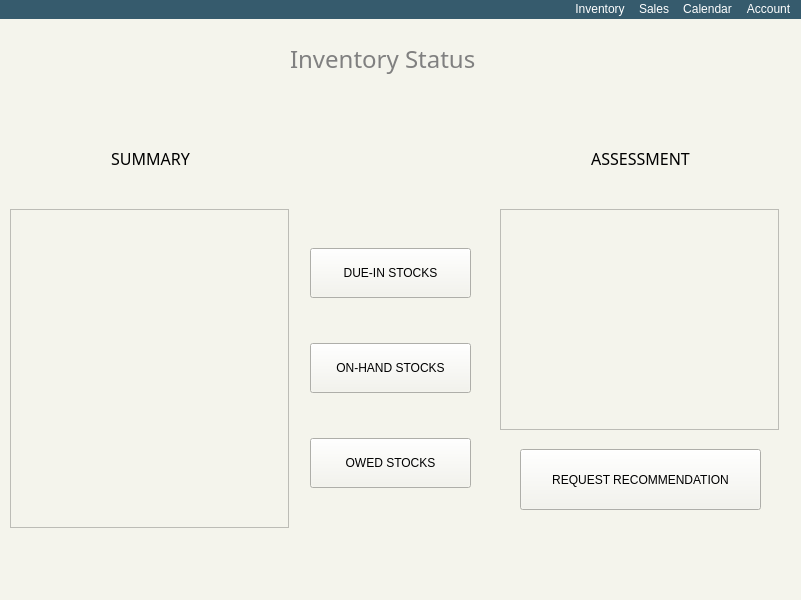
First picture: the form in landingPage.ui, repository ongchangco/Economystique2, before the edit.
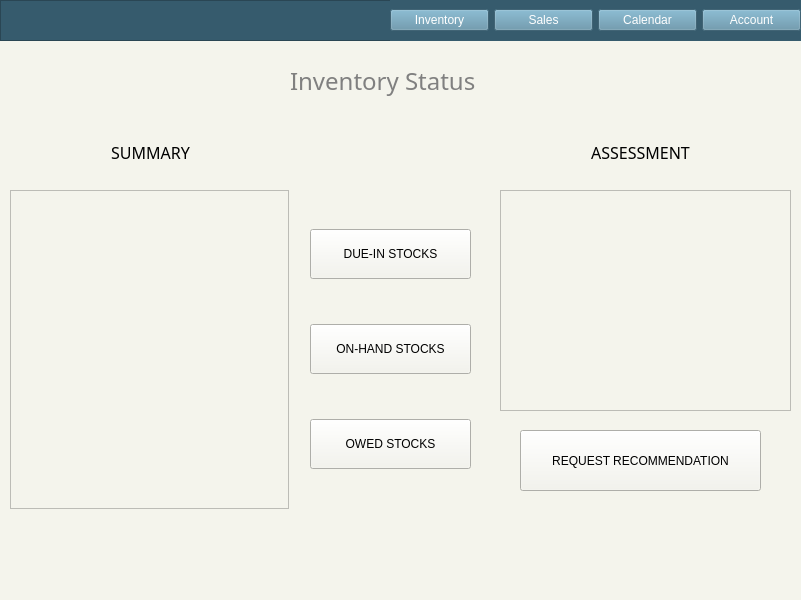
Second picture: the form after the edit.

Commit message: Changed QMenuBar and QMenus to frame and QPushButton

The edit to the form file:
```diff
--- a/landingPage.ui
+++ b/landingPage.ui
@@ -22,7 +22,7 @@
      <rect>
       <x>500</x>
       <y>190</y>
-      <width>279</width>
+      <width>291</width>
       <height>221</height>
      </rect>
     </property>
@@ -31,9 +31,9 @@
     <property name="geometry">
      <rect>
       <x>0</x>
-      <y>0</y>
+      <y>40</y>
       <width>801</width>
-      <height>80</height>
+      <height>81</height>
      </rect>
     </property>
     <layout class="QVBoxLayout" name="verticalLayout">
@@ -154,9 +154,9 @@
     <property name="geometry">
      <rect>
       <x>10</x>
-      <y>100</y>
+      <y>127</y>
       <width>281</width>
-      <height>78</height>
+      <height>51</height>
      </rect>
     </property>
     <property name="font">
@@ -181,9 +181,9 @@
     <property name="geometry">
      <rect>
       <x>500</x>
-      <y>100</y>
+      <y>127</y>
       <width>281</width>
-      <height>78</height>
+      <height>51</height>
      </rect>
     </property>
     <property name="font">
@@ -201,49 +201,99 @@
      <set>Qt::AlignCenter</set>
     </property>
    </widget>
-  </widget>
-  <widget class="QStatusBar" name="statusbar"/>
-  <widget class="QMenuBar" name="menubar">
+   <widget class="QFrame" name="frame">
    <property name="geometry">
     <rect>
      <x>0</x>
      <y>0</y>
      <width>801</width>
-     <height>26</height>
-    </rect>
-   </property>
-   <property name="layoutDirection">
-    <enum>Qt::RightToLeft</enum>
-   </property>
+      <height>41</height>
+     </rect>
+    </property>
    <property name="styleSheet">
-    <string notr="true">background: #365b6d;
-color:white;</string>
-   </property>
-   <widget class="QMenu" name="menuInventory">
-    <property name="title">
-     <string>Account</string>
+     <string notr="true">background: #365b6d;</string>
+    </property>
+    <property name="frameShape">
+     <enum>QFrame::StyledPanel</enum>
     </property>
-   </widget>
-   <widget class="QMenu" name="menuSales">
-    <property name="title">
-     <string>Calendar</string>
+    <property name="frameShadow">
+     <enum>QFrame::Raised</enum>
     </property>
-   </widget>
-   <widget class="QMenu" name="menuCalendar">
-    <property name="title">
-     <string>Sales</string>
-    </property>
-   </widget>
-   <widget class="QMenu" name="menuAccount">
-    <property name="title">
+    <widget class="QLabel" name="label">
+     <property name="geometry">
+      <rect>
+       <x>4</x>
+       <y>5</y>
+       <width>101</width>
+       <height>31</height>
+      </rect>
+     </property>
+     <property name="text">
+      <string/>
+     </property>
+    </widget>
+    <widget class="QWidget" name="horizontalLayoutWidget">
+     <property name="geometry">
+      <rect>
+       <x>390</x>
+       <y>0</y>
+       <width>411</width>
+       <height>41</height>
+      </rect>
+     </property>
+     <layout class="QHBoxLayout" name="horizontalLayout_2">
+      <property name="spacing">
+       <number>5</number>
+      </property>
+      <item>
+       <widget class="QPushButton" name="pushButton_4">
+        <property name="styleSheet">
+         <string notr="true">background: #5b8ca4;
+color: white;</string>
+        </property>
+        <property name="text">
      <string>Inventory</string>
     </property>
    </widget>
-   <addaction name="menuInventory"/>
-   <addaction name="menuSales"/>
-   <addaction name="menuCalendar"/>
-   <addaction name="menuAccount"/>
-  </widget>
+      </item>
+      <item>
+       <widget class="QPushButton" name="pushButton_3">
+        <property name="styleSheet">
+         <string notr="true">background: #5b8ca4;
+color: white;</string>
+        </property>
+        <property name="text">
+         <string>Sales</string>
+        </property>
+       </widget>
+      </item>
+      <item>
+       <widget class="QPushButton" name="pushButton_2">
+        <property name="styleSheet">
+         <string notr="true">background: #5b8ca4;
+color: white;</string>
+        </property>
+        <property name="text">
+         <string>Calendar</string>
+        </property>
+       </widget>
+      </item>
+      <item>
+       <widget class="QPushButton" name="pushButton">
+        <property name="styleSheet">
+         <string notr="true">background: #5b8ca4;
+color: white;</string>
+        </property>
+        <property name="text">
+         <string>Account</string>
+        </property>
+       </widget>
+      </item>
+     </layout>
+    </widget>
+   </widget>
+  </widget>
+  <widget class="QStatusBar" name="statusbar"/>
  </widget>
  <resources/>
  <connections/>
```
Lines whose indentation alone changed are shown as unchanged. The commit also changes 11 other files.
